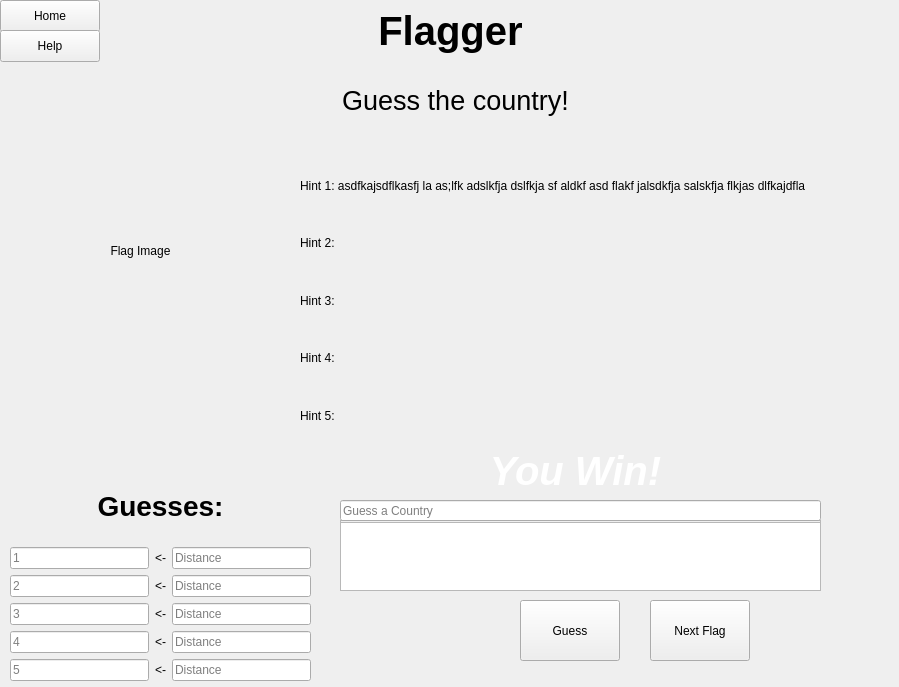
Before: the Qt Designer form gamewindow.ui in jesseandringa/FlagApp, drawn with Qt 5.
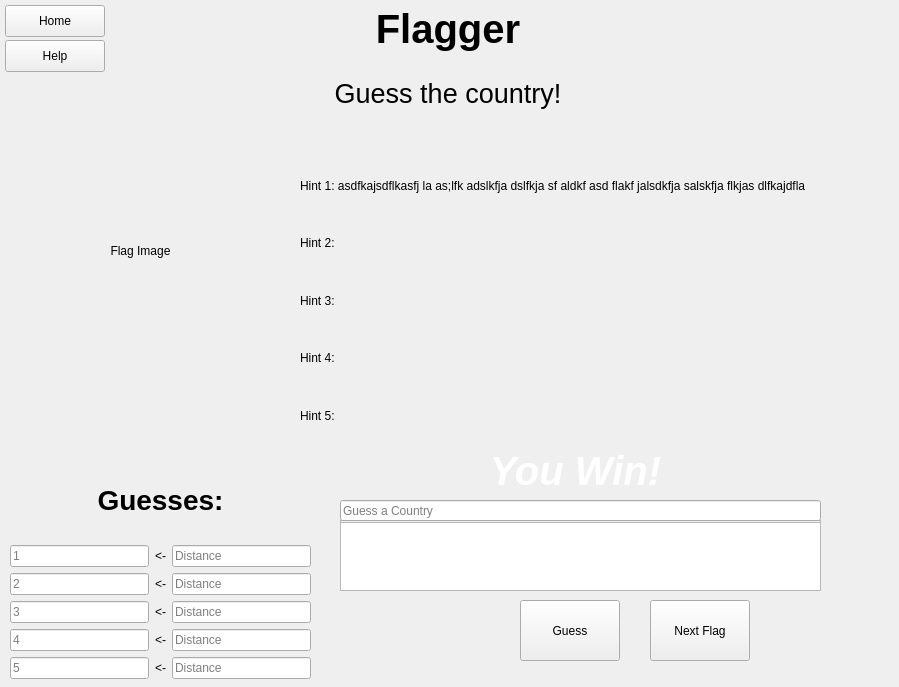
After: the same form once the commit is applied. Custom widgets are drawn as their Qt base class.

```diff
--- a/gamewindow.ui
+++ b/gamewindow.ui
@@ -100,9 +100,9 @@
     </property>
     <property name="geometry">
      <rect>
-      <x>490</x>
+      <x>460</x>
       <y>440</y>
-      <width>171</width>
+      <width>231</width>
       <height>61</height>
      </rect>
     </property>
@@ -123,33 +123,11 @@
      <set>Qt::AlignCenter</set>
     </property>
    </widget>
-   <widget class="QLabel" name="gameNameLabel">
-    <property name="geometry">
-     <rect>
-      <x>340</x>
-      <y>0</y>
-      <width>221</width>
-      <height>61</height>
-     </rect>
-    </property>
-    <property name="font">
-     <font>
-      <pointsize>30</pointsize>
-      <bold>true</bold>
-     </font>
-    </property>
-    <property name="text">
-     <string>Flagger</string>
-    </property>
-    <property name="alignment">
-     <set>Qt::AlignCenter</set>
-    </property>
-   </widget>
    <widget class="QPushButton" name="homeButton">
     <property name="geometry">
      <rect>
-      <x>0</x>
-      <y>0</y>
+      <x>5</x>
+      <y>5</y>
       <width>100</width>
       <height>32</height>
      </rect>
@@ -161,8 +139,8 @@
    <widget class="QPushButton" name="helpButton">
     <property name="geometry">
      <rect>
-      <x>0</x>
-      <y>30</y>
+      <x>5</x>
+      <y>40</y>
       <width>100</width>
       <height>32</height>
      </rect>
@@ -201,9 +179,9 @@
     <property name="geometry">
      <rect>
       <x>10</x>
-      <y>470</y>
+      <y>460</y>
       <width>301</width>
-      <height>211</height>
+      <height>219</height>
      </rect>
     </property>
     <layout class="QVBoxLayout" name="verticalLayout">
@@ -475,14 +453,32 @@
    <widget class="QWidget" name="horizontalLayoutWidget">
     <property name="geometry">
      <rect>
-      <x>270</x>
-      <y>60</y>
-      <width>371</width>
-      <height>80</height>
+      <x>220</x>
+      <y>0</y>
+      <width>456</width>
+      <height>122</height>
      </rect>
     </property>
     <layout class="QHBoxLayout" name="horizontalLayout_2">
      <item>
+      <layout class="QVBoxLayout" name="verticalLayout_3">
+       <item>
+        <widget class="QLabel" name="gameNameLabel">
+         <property name="font">
+          <font>
+           <pointsize>30</pointsize>
+           <bold>true</bold>
+          </font>
+         </property>
+         <property name="text">
+          <string>Flagger</string>
+         </property>
+         <property name="alignment">
+          <set>Qt::AlignCenter</set>
+         </property>
+        </widget>
+       </item>
+       <item>
       <widget class="QLabel" name="topLabel">
        <property name="font">
         <font>
@@ -498,6 +494,8 @@
       </widget>
      </item>
     </layout>
+     </item>
+    </layout>
    </widget>
    <zorder>winLabel</zorder>
    <zorder>flagImageLabel</zorder>
```
Left out of the diff: 3 changed lines with no effect on the pictures. Lines whose indentation alone changed are shown as unchanged.
